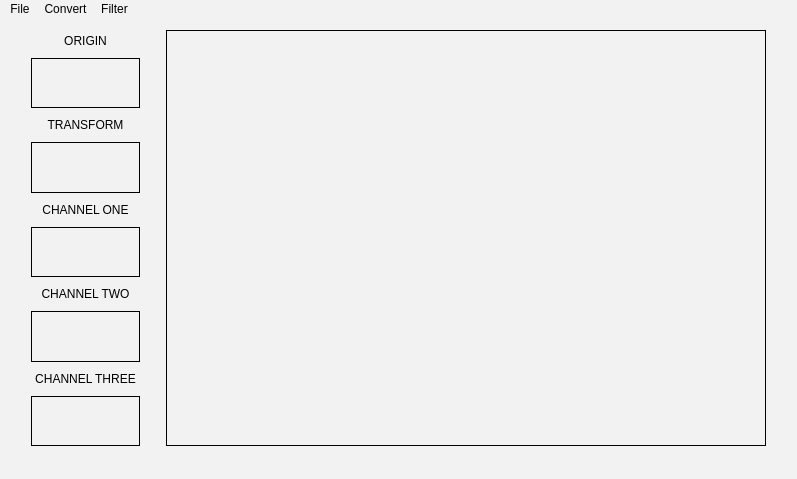
This is mainwindow.ui in dejuata/ConvertirdorRGB as Qt 5 draws it before an edit. The edited form follows.
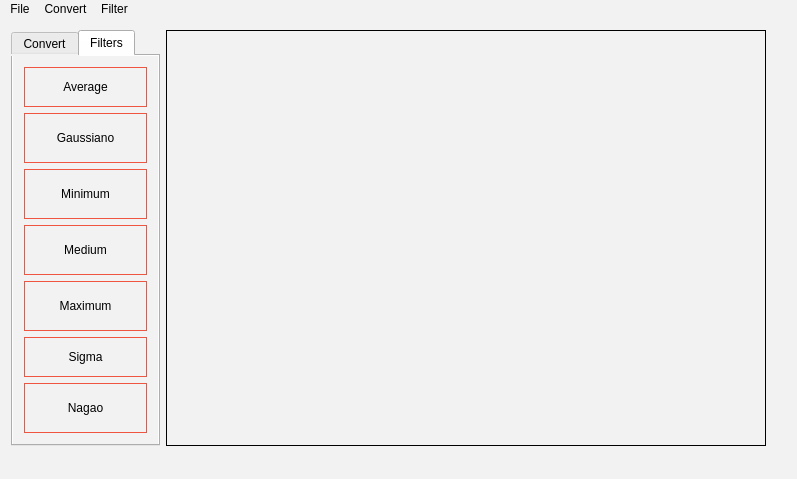
This is the edited form. The open tabs and pages were chosen to show the change. Icons and pictures are not drawn.

Diff of the .ui file:
```diff
--- a/mainwindow.ui
+++ b/mainwindow.ui
@@ -50,23 +50,49 @@
    </property>
    <layout class="QHBoxLayout" name="horizontalLayout_3">
     <item>
-     <spacer name="horizontalSpacer_2">
-      <property name="orientation">
-       <enum>Qt::Horizontal</enum>
+     <widget class="QTabWidget" name="tabWidget">
+      <property name="enabled">
+       <bool>true</bool>
       </property>
-      <property name="sizeType">
-       <enum>QSizePolicy::Fixed</enum>
-      </property>
-      <property name="sizeHint" stdset="0">
+      <property name="maximumSize">
        <size>
-        <width>20</width>
-        <height>20</height>
+        <width>200</width>
+        <height>1000</height>
        </size>
       </property>
-     </spacer>
-    </item>
+      <property name="currentIndex">
+       <number>0</number>
+      </property>
+      <widget class="QWidget" name="convert">
+       <property name="font">
+        <font>
+         <kerning>true</kerning>
+        </font>
+       </property>
+       <property name="contextMenuPolicy">
+        <enum>Qt::NoContextMenu</enum>
+       </property>
+       <attribute name="title">
+        <string>Convert</string>
+       </attribute>
+       <layout class="QVBoxLayout" name="verticalLayout_7">
     <item>
      <layout class="QVBoxLayout" name="verticalLayout">
+          <property name="sizeConstraint">
+           <enum>QLayout::SetMinAndMaxSize</enum>
+          </property>
+          <property name="leftMargin">
+           <number>0</number>
+          </property>
+          <property name="topMargin">
+           <number>0</number>
+          </property>
+          <property name="rightMargin">
+           <number>0</number>
+          </property>
+          <property name="bottomMargin">
+           <number>0</number>
+          </property>
       <item>
        <layout class="QVBoxLayout" name="verticalLayout_2">
         <item>
@@ -95,7 +121,7 @@
           </property>
           <property name="maximumSize">
            <size>
-            <width>150</width>
+                <width>200</width>
             <height>100</height>
            </size>
           </property>
@@ -146,7 +172,7 @@
           </property>
           <property name="maximumSize">
            <size>
-            <width>150</width>
+                <width>200</width>
             <height>100</height>
            </size>
           </property>
@@ -194,7 +220,7 @@
           </property>
           <property name="maximumSize">
            <size>
-            <width>150</width>
+                <width>200</width>
             <height>100</height>
            </size>
           </property>
@@ -242,7 +268,7 @@
           </property>
           <property name="maximumSize">
            <size>
-            <width>150</width>
+                <width>200</width>
             <height>100</height>
            </size>
           </property>
@@ -290,7 +316,7 @@
           </property>
           <property name="maximumSize">
            <size>
-            <width>150</width>
+                <width>200</width>
             <height>100</height>
            </size>
           </property>
@@ -317,28 +343,243 @@
        </layout>
       </item>
      </layout>
+        </item>
+       </layout>
+       <zorder></zorder>
+       <zorder>btn_origin</zorder>
+       <zorder></zorder>
+      </widget>
+      <widget class="QWidget" name="tab_2">
+       <attribute name="title">
+        <string>Filters</string>
+       </attribute>
+       <layout class="QVBoxLayout" name="verticalLayout_8">
+        <item>
+         <widget class="QPushButton" name="pushButton_2">
+          <property name="maximumSize">
+           <size>
+            <width>16777215</width>
+            <height>50</height>
+           </size>
+          </property>
+          <property name="cursor">
+           <cursorShape>PointingHandCursor</cursorShape>
+          </property>
+          <property name="styleSheet">
+           <string notr="true">border: 1px solid #F05542;
+</string>
+          </property>
+          <property name="text">
+           <string>Average</string>
+          </property>
+          <property name="icon">
+           <iconset>
+            <normalon>:/img/average.ico</normalon>
+           </iconset>
+          </property>
+          <property name="iconSize">
+           <size>
+            <width>35</width>
+            <height>35</height>
+           </size>
+          </property>
+          <property name="default">
+           <bool>false</bool>
+          </property>
+          <property name="flat">
+           <bool>true</bool>
+          </property>
+         </widget>
+        </item>
+        <item>
+         <widget class="QPushButton" name="pushButton_3">
+          <property name="minimumSize">
+           <size>
+            <width>0</width>
+            <height>50</height>
+           </size>
+          </property>
+          <property name="cursor">
+           <cursorShape>PointingHandCursor</cursorShape>
+          </property>
+          <property name="styleSheet">
+           <string notr="true">border: 1px solid #F05542;</string>
+          </property>
+          <property name="text">
+           <string>Gaussiano</string>
+          </property>
+          <property name="icon">
+           <iconset resource="resources.qrc">
+            <normaloff>:/img/gauss.ico</normaloff>:/img/gauss.ico</iconset>
+          </property>
+          <property name="iconSize">
+           <size>
+            <width>35</width>
+            <height>35</height>
+           </size>
+          </property>
+         </widget>
+        </item>
+        <item>
+         <widget class="QPushButton" name="pushButton_4">
+          <property name="minimumSize">
+           <size>
+            <width>0</width>
+            <height>50</height>
+           </size>
+          </property>
+          <property name="cursor">
+           <cursorShape>PointingHandCursor</cursorShape>
+          </property>
+          <property name="styleSheet">
+           <string notr="true">border: 1px solid #F05542;</string>
+          </property>
+          <property name="text">
+           <string>Minimum</string>
+          </property>
+          <property name="icon">
+           <iconset resource="resources.qrc">
+            <normaloff>:/img/minimum.ico</normaloff>:/img/minimum.ico</iconset>
+          </property>
+          <property name="iconSize">
+           <size>
+            <width>35</width>
+            <height>35</height>
+           </size>
+          </property>
+         </widget>
+        </item>
+        <item>
+         <widget class="QPushButton" name="pushButton_5">
+          <property name="minimumSize">
+           <size>
+            <width>0</width>
+            <height>50</height>
+           </size>
+          </property>
+          <property name="cursor">
+           <cursorShape>PointingHandCursor</cursorShape>
+          </property>
+          <property name="styleSheet">
+           <string notr="true">border: 1px solid #F05542;</string>
+          </property>
+          <property name="text">
+           <string>Medium</string>
+          </property>
+          <property name="icon">
+           <iconset resource="resources.qrc">
+            <normaloff>:/img/medium_rain-128.ico</normaloff>:/img/medium_rain-128.ico</iconset>
+          </property>
+          <property name="iconSize">
+           <size>
+            <width>35</width>
+            <height>35</height>
+           </size>
+          </property>
+         </widget>
+        </item>
+        <item>
+         <widget class="QPushButton" name="pushButton_6">
+          <property name="minimumSize">
+           <size>
+            <width>0</width>
+            <height>50</height>
+           </size>
+          </property>
+          <property name="cursor">
+           <cursorShape>PointingHandCursor</cursorShape>
+          </property>
+          <property name="styleSheet">
+           <string notr="true">border: 1px solid #F05542;</string>
+          </property>
+          <property name="text">
+           <string>Maximum</string>
+          </property>
+          <property name="icon">
+           <iconset resource="resources.qrc">
+            <normaloff>:/img/max.ico</normaloff>:/img/max.ico</iconset>
+          </property>
+          <property name="iconSize">
+           <size>
+            <width>35</width>
+            <height>35</height>
+           </size>
+          </property>
+         </widget>
+        </item>
+        <item>
+         <widget class="QPushButton" name="pushButton_7">
+          <property name="maximumSize">
+           <size>
+            <width>16777215</width>
+            <height>50</height>
+           </size>
+          </property>
+          <property name="cursor">
+           <cursorShape>PointingHandCursor</cursorShape>
+          </property>
+          <property name="styleSheet">
+           <string notr="true">border: 1px solid #F05542;</string>
+          </property>
+          <property name="text">
+           <string>Sigma</string>
+          </property>
+          <property name="icon">
+           <iconset resource="resources.qrc">
+            <normaloff>:/img/sigma.ico</normaloff>:/img/sigma.ico</iconset>
+          </property>
+          <property name="iconSize">
+           <size>
+            <width>35</width>
+            <height>35</height>
+           </size>
+          </property>
+         </widget>
+        </item>
+        <item>
+         <widget class="QPushButton" name="pushButton">
+          <property name="minimumSize">
+           <size>
+            <width>0</width>
+            <height>50</height>
+           </size>
+          </property>
+          <property name="cursor">
+           <cursorShape>PointingHandCursor</cursorShape>
+          </property>
+          <property name="styleSheet">
+           <string notr="true">border: 1px solid #F05542;</string>
+          </property>
+          <property name="text">
+           <string>Nagao</string>
+          </property>
+          <property name="icon">
+           <iconset resource="resources.qrc">
+            <normaloff>:/img/nagao.ico</normaloff>:/img/nagao.ico</iconset>
+          </property>
+          <property name="iconSize">
+           <size>
+            <width>35</width>
+            <height>35</height>
+           </size>
+          </property>
+          <property name="autoDefault">
+           <bool>false</bool>
+          </property>
+          <property name="flat">
+           <bool>false</bool>
+          </property>
+         </widget>
+        </item>
+       </layout>
+      </widget>
+     </widget>
     </item>
     <item>
      <layout class="QHBoxLayout" name="horizontalLayout">
       <property name="sizeConstraint">
        <enum>QLayout::SetFixedSize</enum>
       </property>
-      <item>
-       <spacer name="horizontalSpacer_3">
-        <property name="orientation">
-         <enum>Qt::Horizontal</enum>
-        </property>
-        <property name="sizeType">
-         <enum>QSizePolicy::Fixed</enum>
-        </property>
-        <property name="sizeHint" stdset="0">
-         <size>
-          <width>20</width>
-          <height>20</height>
-         </size>
-        </property>
-       </spacer>
-      </item>
       <item>
        <widget class="QLabel" name="origin">
         <property name="minimumSize">
```
Left out of the diff: 15 changed lines with no effect on the pictures. Lines whose indentation alone changed are shown as unchanged.
